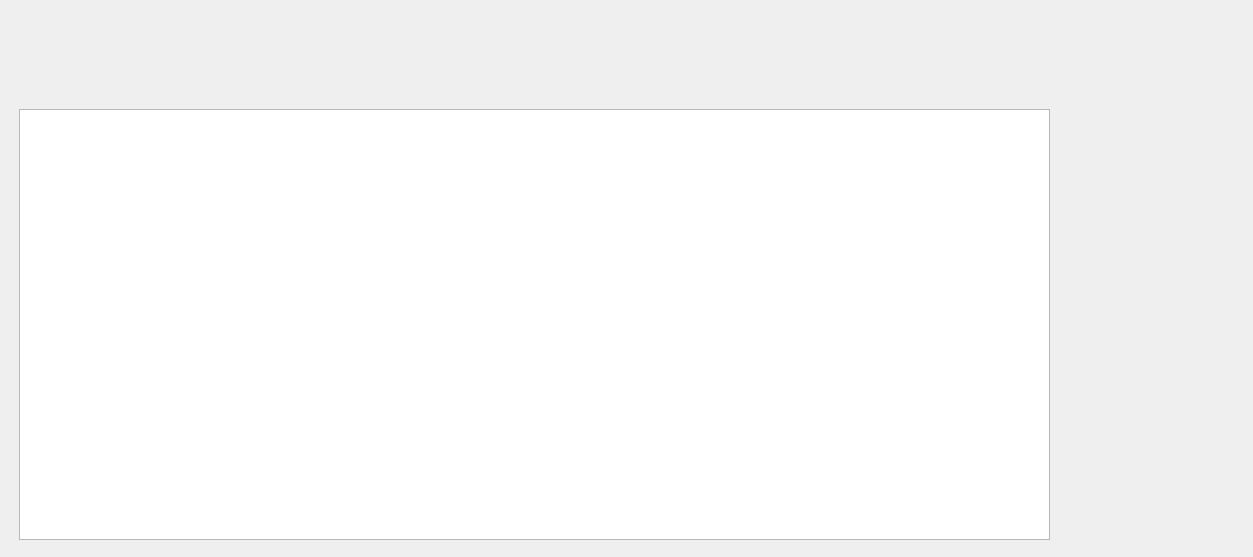
Old version of the form frontpage.ui in the repository jgrady15/CS1C-Project-1.
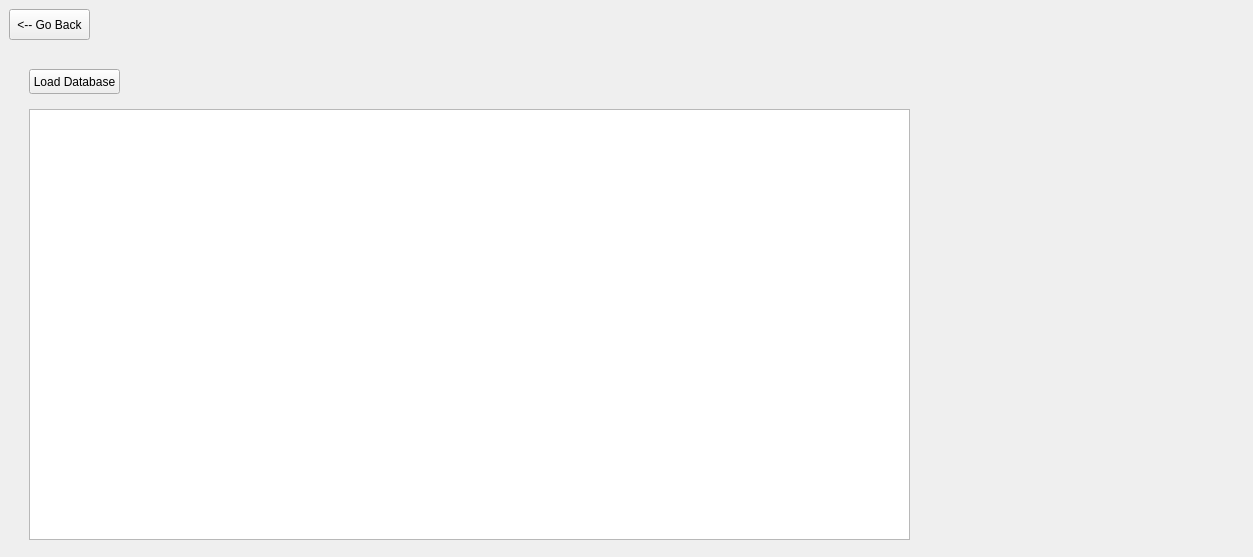
New version of the form. The open tabs and pages were chosen to show the change. Icons and pictures are not drawn.

```diff
--- a/frontpage.ui
+++ b/frontpage.ui
@@ -174,16 +174,42 @@
        </widget>
       </widget>
       <widget class="QWidget" name="AdminCommands">
-       <widget class="QListView" name="customerListView">
+       <widget class="QTableView" name="customerListView">
         <property name="geometry">
          <rect>
-          <x>10</x>
+          <x>20</x>
           <y>100</y>
-          <width>1031</width>
+          <width>881</width>
           <height>431</height>
          </rect>
         </property>
        </widget>
+       <widget class="QPushButton" name="goBackButtonAdminCommands">
+        <property name="geometry">
+         <rect>
+          <x>0</x>
+          <y>0</y>
+          <width>81</width>
+          <height>31</height>
+         </rect>
+        </property>
+        <property name="text">
+         <string>&lt;-- Go Back</string>
+        </property>
+       </widget>
+       <widget class="QPushButton" name="loadDatabaseButton">
+        <property name="geometry">
+         <rect>
+          <x>20</x>
+          <y>60</y>
+          <width>91</width>
+          <height>25</height>
+         </rect>
+        </property>
+        <property name="text">
+         <string>Load Database</string>
+        </property>
+       </widget>
       </widget>
      </widget>
     </item>
```
Left out of the diff: 29 changed lines with no effect on the pictures.
